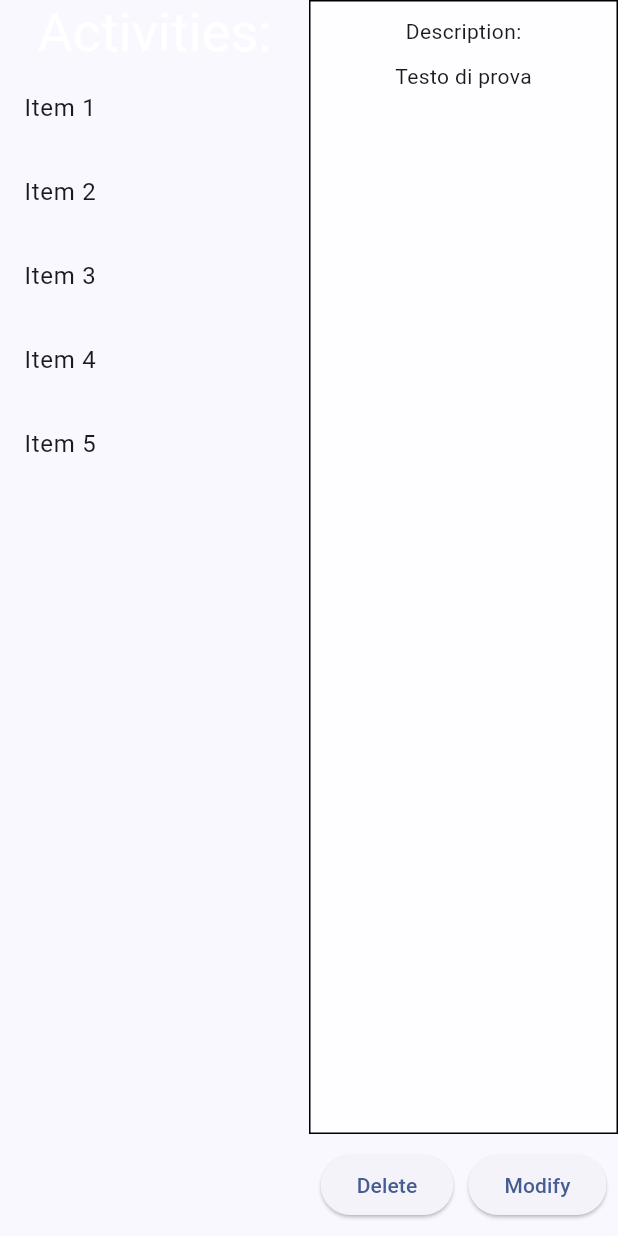
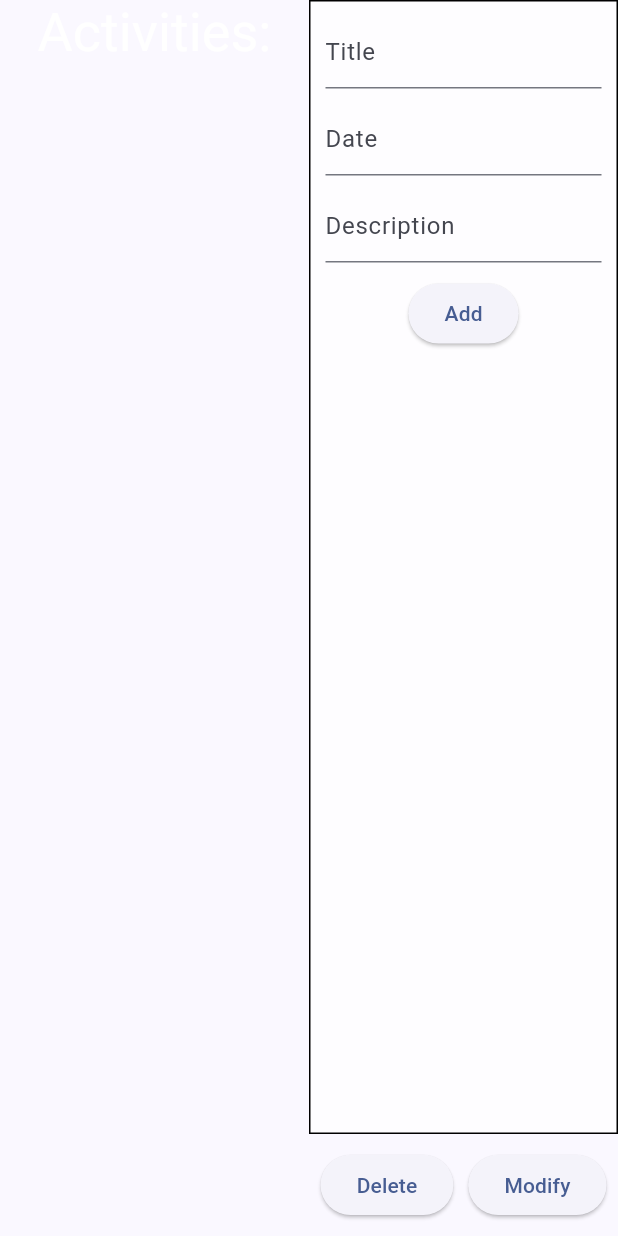
Before and after one commit to MarzioDellaBosca/T-Time-Tracker, a Flutter app: the ActivitiesPage widget shown alone on an empty page, opened directly, on a phone screen of 412 x 824 dp. Run offline on Flutter 3.47's test engine with Material 3 defaults, Android fonts, the phone set to English and light mode, and no system bars; our stand-ins replace table_calendar.

Commit message:
Definizione oggetto attività nel modello

```diff
--- /dev/null
+++ b/lib/Models/Activity.dart
@@ -0,0 +1,38 @@
+import 'dart:math';
+
+class Activity {
+  final String _title;
+  final int _id;
+  String _date;
+  String? _description;
+
+  Activity({required String title, required String date, String? description})
+      : _title = title,
+        _date = date,
+        _description = description,
+        _id = Random().nextInt(10000000);
+
+  void setDescription(String newDescription) {
+    this._description = newDescription;
+  }
+
+  void setDate(String newDate) {
+    this._date = newDate;
+  }
+
+  String getDescription() {
+    return this._description ?? "No description";
+  }
+
+  String getDate() {
+    return this._date;
+  }
+
+  String getTitle() {
+    return this._title;
+  }
+
+  int getId() {
+    return this._id;
+  }
+}
--- a/lib/Pages/ActivitiesPage.dart
+++ b/lib/Pages/ActivitiesPage.dart
@@ -18,6 +18,7 @@ class _ActivitiesPageState extends State<ActivitiesPage> {
 
     // Esempio di lista di stringhe, sostituisci con i tuoi dati
     List<String> items = ['Item 1', 'Item 2', 'Item 3', 'Item 4', 'Item 5'];
+    List<Card> activities = [];
 
     return Row(
       children: [
@@ -29,7 +30,7 @@ class _ActivitiesPageState extends State<ActivitiesPage> {
                 Text("Activities:", style: style),
                 Expanded(
                   child: ListView.builder(
-                    itemCount: items.length,
+                    itemCount: activities.length,
                     itemBuilder: (context, index) {
                       return ListTile(
                         title: Text(items[index]),
@@ -58,9 +59,41 @@ class _ActivitiesPageState extends State<ActivitiesPage> {
                       ),
                       child: Column(
                         children: [
-                          Text("Description:"),
+                          TextField(
+                            decoration: InputDecoration(
+                              labelText: 'Title',
+                            ),
+                            style: TextStyle(fontSize: 10),
+                            textAlign: TextAlign.center,
+                          ),
                           SizedBox(height: 10),
-                          Text("Testo di prova"),
+                          TextField(
+                            decoration: InputDecoration(
+                              labelText: 'Date',
+                            ),
+                            style: TextStyle(fontSize: 10),
+                            textAlign: TextAlign.center,
+                          ),
+                          SizedBox(height: 10),
+                          TextField(
+                            decoration: InputDecoration(
+                              labelText: 'Description',
+                              border: UnderlineInputBorder(),
+                            ),
+                            style: TextStyle(fontSize: 10),
+                            textAlign: TextAlign.center,
+                            minLines: 1,
+                            maxLines: 4,
+                          ),
+                          SizedBox(height: 10),
+                          Center(
+                            child: ElevatedButton(
+                              onPressed: () {
+                                // Add your onPressed code here!
+                              },
+                              child: Text('Add'),
+                            ),
+                          ),
                         ],
                       ),
                     ),
```
